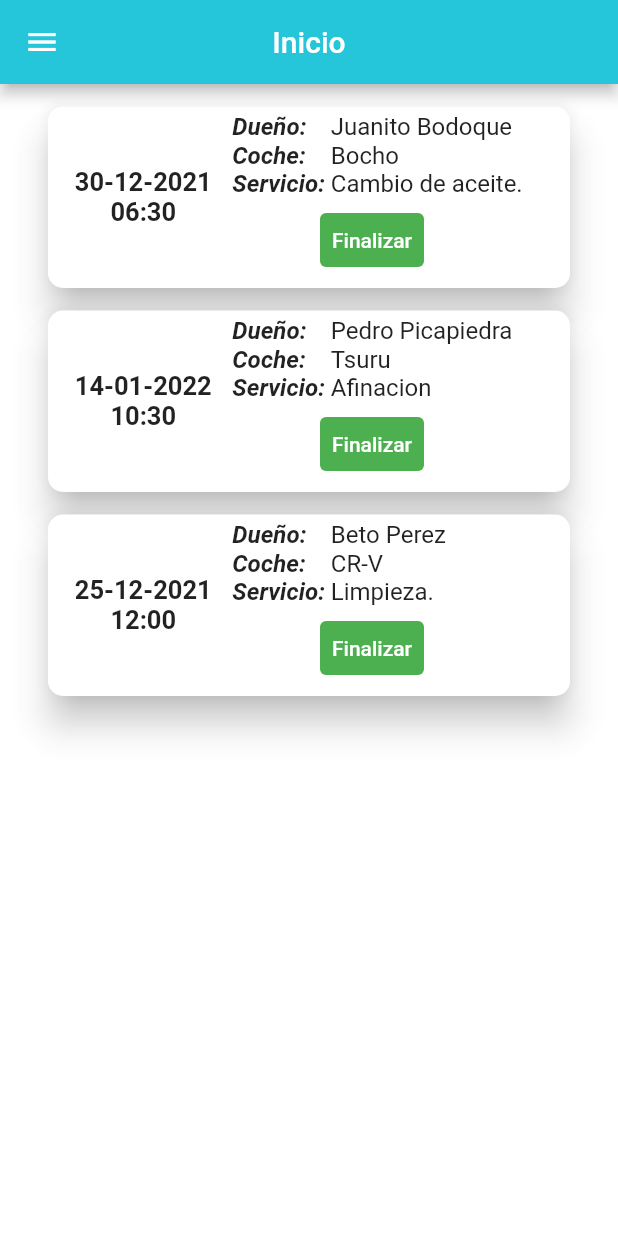
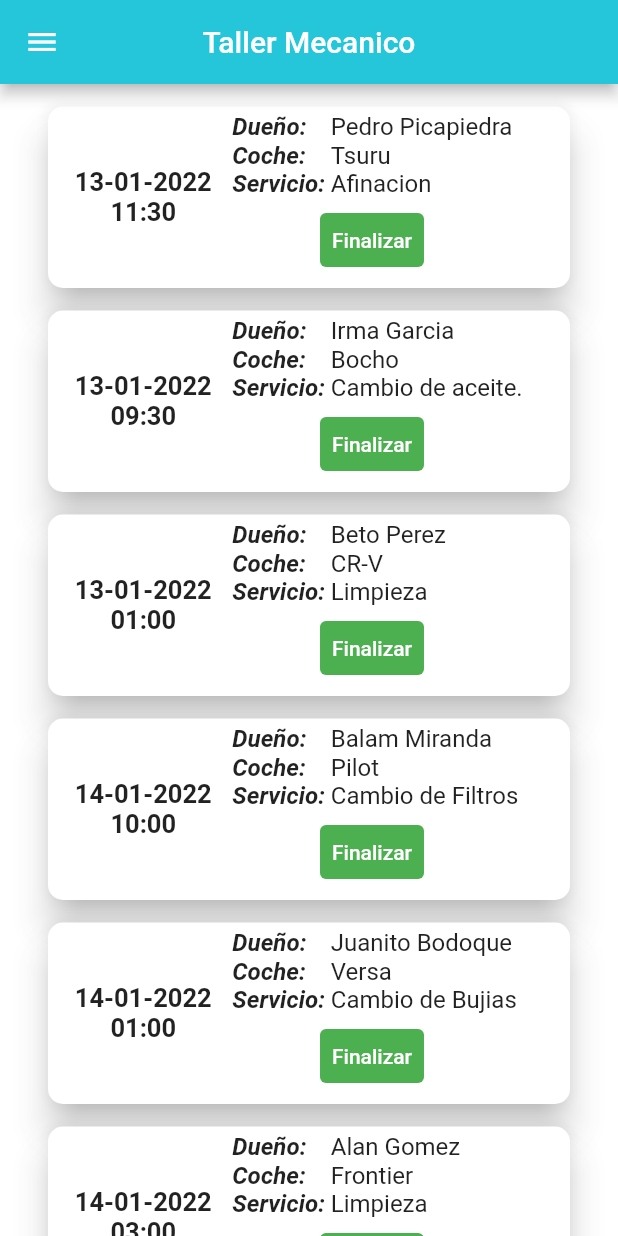
Before and after one commit to YakBalam/ComputoMovil-ProyectoFinal, a Flutter app: the screen it shows after launch, on a phone screen of 412 x 824 dp. Run offline on Flutter 3.47's test engine with Material 2 defaults, Android fonts, the phone set to English and light mode, and no system bars; our stand-ins replace cloud_firestore, firebase_auth, firebase_core; accounts and stored records are empty.

Commit message:
Actualizacion Taller Mecanico
Se añadieron citas nuevas

```diff
--- a/taller_mecanico/lib/Cita.dart
+++ b/taller_mecanico/lib/Cita.dart
@@ -12,21 +12,39 @@ class Cita {
 
 List<Cita> citas = [
   Cita(
-    propietario: "Juanito Bodoque",
-    coche: "Bocho",
-    servicio: "Cambio de aceite.",
-    fecha: DateTime(2021,12,30,6,30)
-  ),
-  Cita(
     propietario: "Pedro Picapiedra",
     coche: "Tsuru",
     servicio: "Afinacion",
-    fecha: DateTime.now()
+    fecha: DateTime(2022,1,13,11,30)
+  ),
+  Cita(
+    propietario: "Irma Garcia",
+    coche: "Bocho",
+    servicio: "Cambio de aceite.",
+    fecha: DateTime(2022,1,13,9,30)
   ),
   Cita(
     propietario: "Beto Perez",
     coche: "CR-V",
-    servicio: "Limpieza.",
-    fecha: DateTime(2021,12,25)
+    servicio: "Limpieza",
+    fecha: DateTime(2022,1,13,13,0)
+  ),
+  Cita(
+    propietario: "Balam Miranda",
+    coche: "Pilot",
+    servicio: "Cambio de Filtros",
+    fecha: DateTime(2022,1,14,10,0)
+  ),
+  Cita(
+    propietario: "Juanito Bodoque",
+    coche: "Versa",
+    servicio: "Cambio de Bujias",
+    fecha: DateTime(2022,1,14,13,0)
+  ),
+  Cita(
+    propietario: "Alan Gomez",
+    coche: "Frontier",
+    servicio: "Limpieza",
+    fecha: DateTime(2022,1,14,15,0)
   ),
 ];
--- a/taller_mecanico/lib/CitaPendiente.dart
+++ b/taller_mecanico/lib/CitaPendiente.dart
@@ -15,24 +15,36 @@ List<CitaPendiente> citasP = [
     propietario: "Pepe Botella",
     coche: "Mustang",
     servicio: "Afinacion.",
-    fecha: DateTime(2021,12,30,6,30)
+    fecha: DateTime(2022,1,15,12,30)
+  ),
+  CitaPendiente(
+    propietario: "Lisset Noriega",
+    coche: "Mazda",
+    servicio: "Afinacion.",
+    fecha: DateTime(2022,1,14,16,30)
   ),
   CitaPendiente(
     propietario: "Juana la Loca",
-    coche: "Mamavan",
+    coche: "Sedan",
     servicio: "Chequeo General",
-    fecha: DateTime(2021,12,25,5,30)
+    fecha: DateTime(2022,1,15,15,0)
   ),
   CitaPendiente(
     propietario: "Benito Bodoque",
     coche: "Corsa",
     servicio: "Cambio de aceite",
-    fecha: DateTime(2021,12,23,12,30)
+    fecha: DateTime(2022,1,16,14,30)
   ),
   CitaPendiente(
-    propietario: "Juanin",
+    propietario: "Juanin Perez",
     coche: "Combi",
-    servicio: "Afinacion",
-    fecha: DateTime(2021,12,13,16,30)
+    servicio: "Lavado Inyectores",
+    fecha: DateTime(2022,1,15,18,0)
+  ),
+  CitaPendiente(
+    propietario: "Sarah Connor",
+    coche: "X-Trail",
+    servicio: "Cambio de Bujias",
+    fecha: DateTime(2022,1,15,18,0)
   ),
 ];
--- a/taller_mecanico/lib/CitasPendientes.dart
+++ b/taller_mecanico/lib/CitasPendientes.dart
@@ -1,11 +1,5 @@
-//import 'dart:js';
-import 'dart:ui';
-
 import 'package:flutter/material.dart';
 import 'package:taller_mecanico/Home.dart';
-import 'package:taller_mecanico/Servicio.dart';
-import 'Servicio.dart';
-import 'ClasifServicio.dart';
 import 'CitaPendiente.dart';
 import 'package:intl/intl.dart';
 
--- a/taller_mecanico/lib/Home.dart
+++ b/taller_mecanico/lib/Home.dart
@@ -1,9 +1,4 @@
-//import 'dart:js';
-import 'dart:ui';
-
 import 'package:flutter/material.dart';
-import 'package:taller_mecanico/Home.dart';
-import 'package:taller_mecanico/Servicio.dart';
 import 'Servicio.dart';
 import 'ClasifServicio.dart';
 import 'Cita.dart';
@@ -17,7 +12,7 @@ class Home extends StatelessWidget {
   Widget build(BuildContext context) {
     return Scaffold(
       appBar: AppBar(
-        title: Text("Inicio"),
+        title: Text("Taller Mecanico"),
         centerTitle: true,
         backgroundColor: Colors.cyan[400],),
       body:
--- a/taller_mecanico/lib/Pendientes.dart
+++ b/taller_mecanico/lib/Pendientes.dart
@@ -1,11 +1,6 @@
-//import 'dart:js';
-import 'dart:ui';
-
 import 'package:flutter/material.dart';
 import 'package:intl/intl.dart';
 import 'package:taller_mecanico/Home.dart';
-import 'package:taller_mecanico/Servicio.dart';
-import 'Servicio.dart';
 import 'ClasifServicio.dart';
 import 'Cita.dart';
 
```
Also changed, not shown: taller_mecanico/lib/HomePrueba.dart (deleted, +0 -236 lines), taller_mecanico/lib/main.dart (+2 -8 lines), 3 other files.
